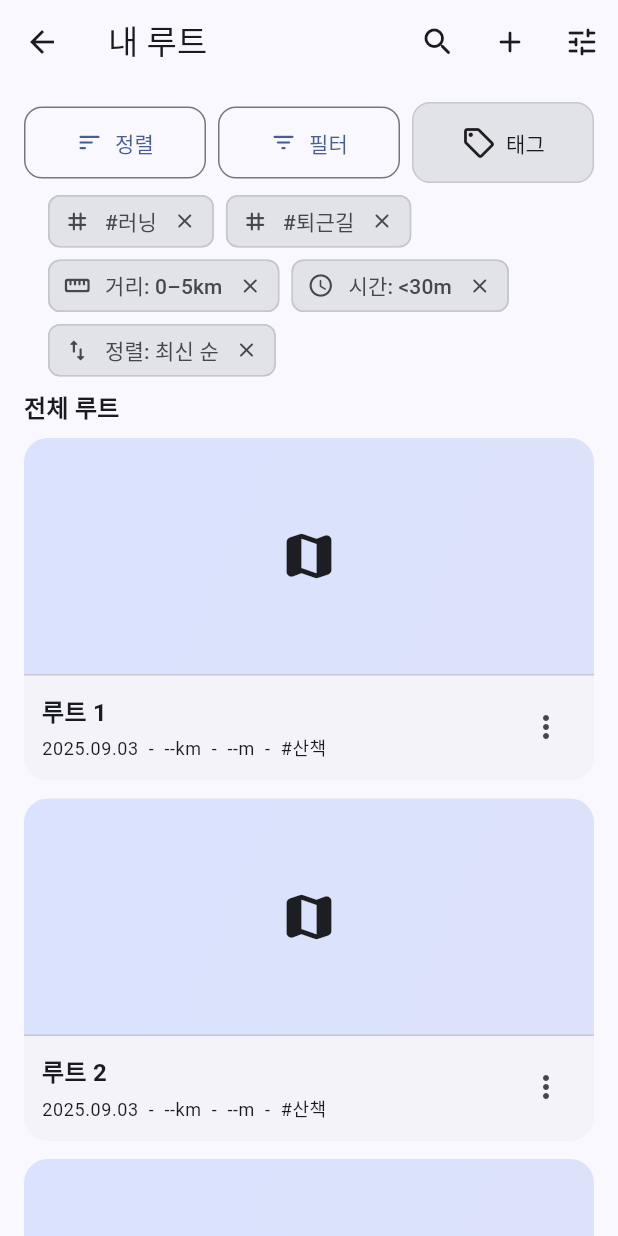
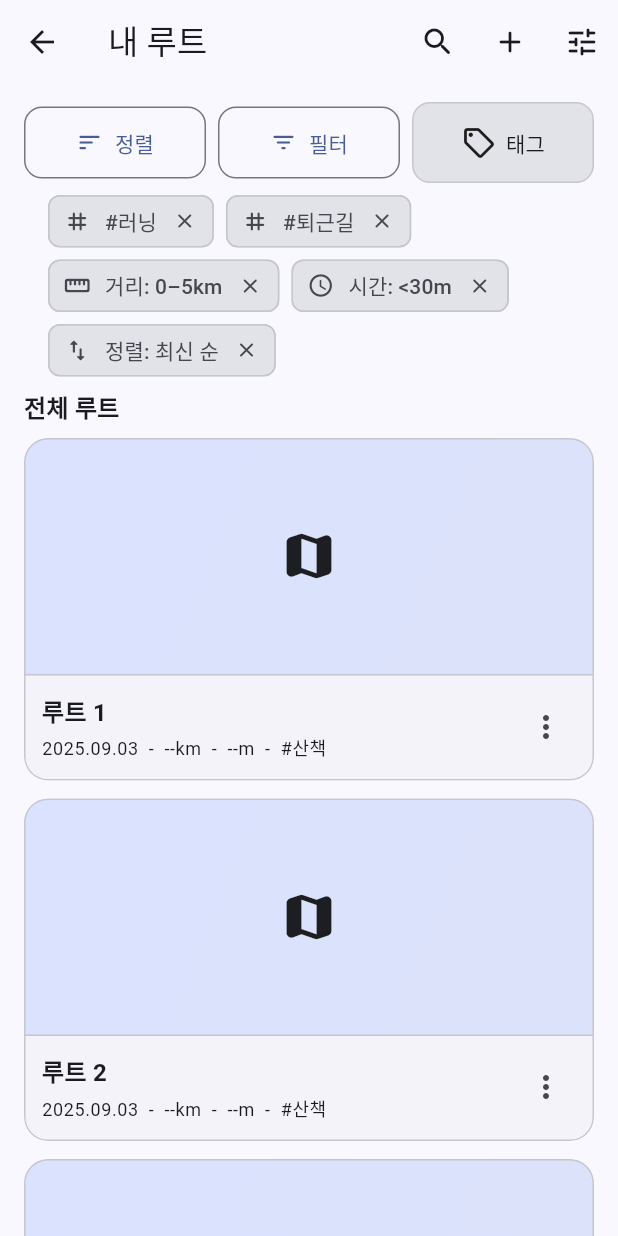
Before and after one commit to Leedoseo/RouteLog_project, a Flutter app: the RoutesListScreen screen opened directly, on a phone screen of 412 x 824 dp. Run offline on Flutter 3.47's test engine with Material 3 defaults, Android fonts, the phone set to English and light mode, and no system bars.

Commit message:
route_list_card 수정

```diff
--- a/lib/features/routes/widgets/route_list_card.dart
+++ b/lib/features/routes/widgets/route_list_card.dart
@@ -4,36 +4,43 @@ class RouteListCard extends StatelessWidget {
   final String title;
   final String subtitle;
   final VoidCallback onTap;
-  final VoidCallback onMoreTap;
+  final VoidCallback? onMoreTap;
 
   const RouteListCard({
     super.key,
     required this.title,
     required this.subtitle,
     required this.onTap,
-    required this.onMoreTap,
+    this.onMoreTap,
   });
 
   @override
   Widget build(BuildContext context) {
-    final cs = Theme.of(context).colorScheme;
+    final theme = Theme.of(context);
+    final cs = theme.colorScheme;
 
-    return GestureDetector(
+    return Card(
+      clipBehavior: Clip.antiAlias,
+      shape: RoundedRectangleBorder(
+        borderRadius: BorderRadius.circular(16),
+        side: BorderSide(color: cs.outlineVariant),
+      ),
+      child: InkWell(
         onTap: onTap,
-      child: Card(
-        shape: RoundedRectangleBorder(borderRadius: BorderRadius.circular(16)),
         child: Column(
           children: [
-            // 상단 썸네일(플레이스 홀더 - 리스트용은 12:5 비율
+            // 상단 썸네일(플레이스홀더 - 리스트용은 12:5 비율)
             AspectRatio(
               aspectRatio: 12 / 5,
               child: Container(
                 decoration: BoxDecoration(
-                  border: Border(bottom: BorderSide(color: cs.outlineVariant)),
                   gradient: LinearGradient(
                     begin: Alignment.topLeft,
                     end: Alignment.bottomRight,
                     colors: [cs.primaryContainer, cs.secondaryContainer],
+                  ),
+                  border: Border( // 아래쪽 구분선
+                    bottom: BorderSide(color: cs.outlineVariant),
                   ),
                 ),
                 child: const Center(
@@ -55,8 +62,8 @@ class RouteListCard extends StatelessWidget {
                         // 제목
                         Text(
                           title,
-                          style: Theme.of(context).textTheme.titleMedium?.copyWith(
-                            fontWeight: FontWeight.w700
+                          style: theme.textTheme.titleMedium?.copyWith(
+                            fontWeight: FontWeight.w700,
                           ),
                           maxLines: 1,
                           overflow: TextOverflow.ellipsis,
@@ -65,16 +72,17 @@ class RouteListCard extends StatelessWidget {
                         // 부제
                         Text(
                           subtitle,
-                          style: Theme.of(context).textTheme.bodySmall,
+                          style: theme.textTheme.bodySmall,
                           maxLines: 1,
                           overflow: TextOverflow.ellipsis,
                         ),
                       ],
                     ),
                   ),
-                  // 더보기 아이콘 (액션 메뉴 예정)
+                  // 더보기 아이콘
+                  if (onMoreTap != null)
                     IconButton(
-                    tooltip: "더보기 (미구현)",
+                      tooltip: "더보기",
                       icon: const Icon(Icons.more_vert_rounded),
                       onPressed: onMoreTap,
                     ),
```
Lines whose indentation alone changed are shown as unchanged.
